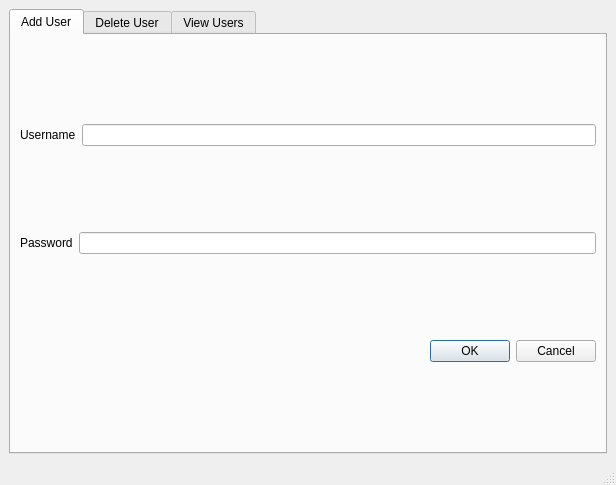
Qt form db/ui/composite.ui (doubledubba/braveirc) before a commit.
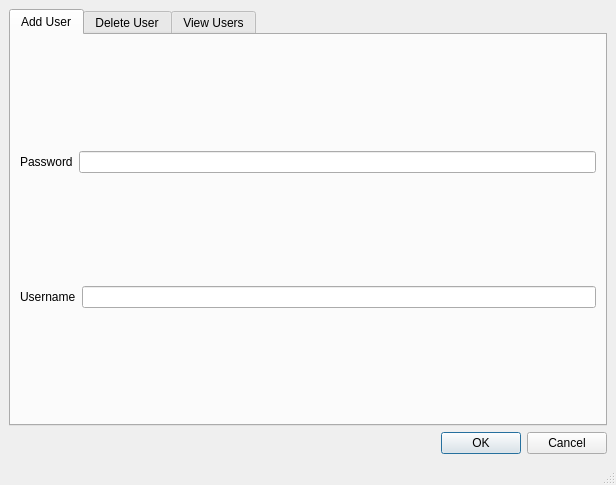
The same form after that commit. The open tabs and pages were chosen to show the change.

Commit message: Created composite window

```diff
--- a/db/ui/composite.ui
+++ b/db/ui/composite.ui
@@ -15,6 +15,16 @@
   </property>
   <widget class="QWidget" name="centralwidget">
    <layout class="QGridLayout" name="gridLayout">
+    <item row="1" column="0">
+     <widget class="QDialogButtonBox" name="buttonBox">
+      <property name="orientation">
+       <enum>Qt::Horizontal</enum>
+      </property>
+      <property name="standardButtons">
+       <set>QDialogButtonBox::Cancel|QDialogButtonBox::Ok</set>
+      </property>
+     </widget>
+    </item>
     <item row="0" column="0">
      <widget class="QTabWidget" name="tabWidget">
       <property name="currentIndex">
@@ -25,6 +35,24 @@
         <string>Add User</string>
        </attribute>
        <layout class="QVBoxLayout" name="verticalLayout">
+        <item>
+         <layout class="QHBoxLayout" name="horizontalLayout_5">
+          <item>
+           <widget class="QLabel" name="label_4">
+            <property name="text">
+             <string>Password</string>
+            </property>
+           </widget>
+          </item>
+          <item>
+           <widget class="QLineEdit" name="password_box_2">
+            <property name="echoMode">
+             <enum>QLineEdit::Password</enum>
+            </property>
+           </widget>
+          </item>
+         </layout>
+        </item>
         <item>
          <layout class="QHBoxLayout" name="horizontalLayout_3">
           <item>
@@ -39,34 +67,6 @@
           </item>
          </layout>
         </item>
-        <item>
-         <layout class="QHBoxLayout" name="horizontalLayout_2">
-          <item>
-           <widget class="QLabel" name="label_2">
-            <property name="text">
-             <string>Password</string>
-            </property>
-           </widget>
-          </item>
-          <item>
-           <widget class="QLineEdit" name="password_box">
-            <property name="echoMode">
-             <enum>QLineEdit::Password</enum>
-            </property>
-           </widget>
-          </item>
-         </layout>
-        </item>
-        <item>
-         <widget class="QDialogButtonBox" name="buttonBox">
-          <property name="orientation">
-           <enum>Qt::Horizontal</enum>
-          </property>
-          <property name="standardButtons">
-           <set>QDialogButtonBox::Cancel|QDialogButtonBox::Ok</set>
-          </property>
-         </widget>
-        </item>
        </layout>
       </widget>
       <widget class="QWidget" name="deleteUser">
```
Left out of the diff: 23 changed lines with no effect on the pictures. The commit also changes 7 other files.
